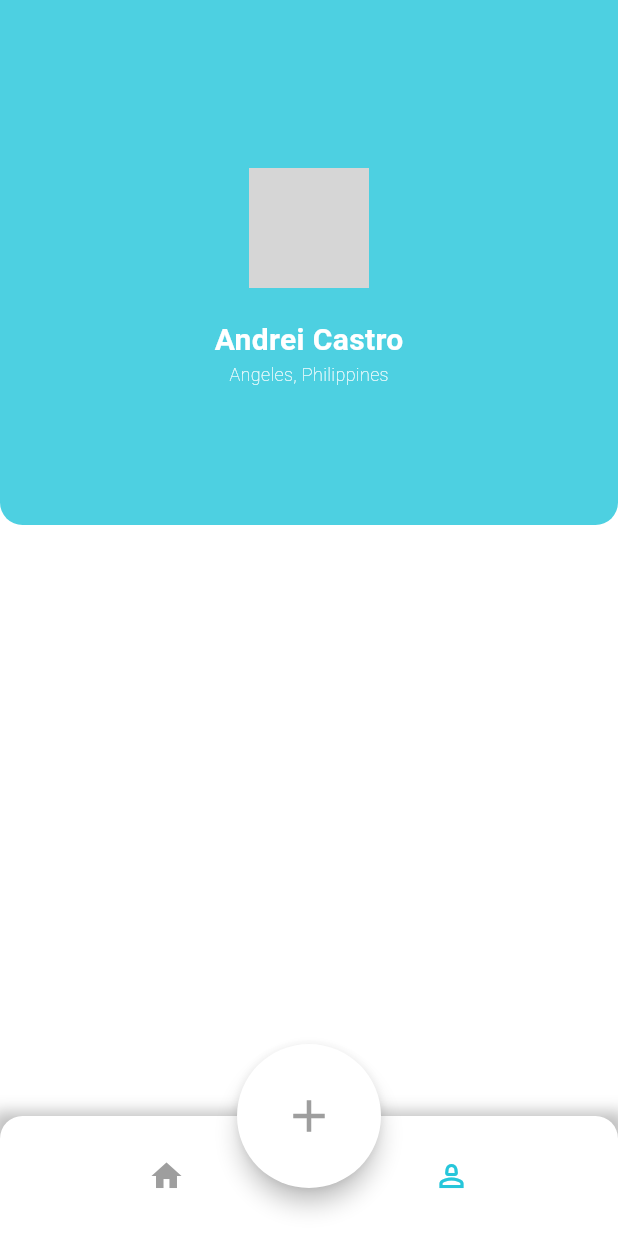
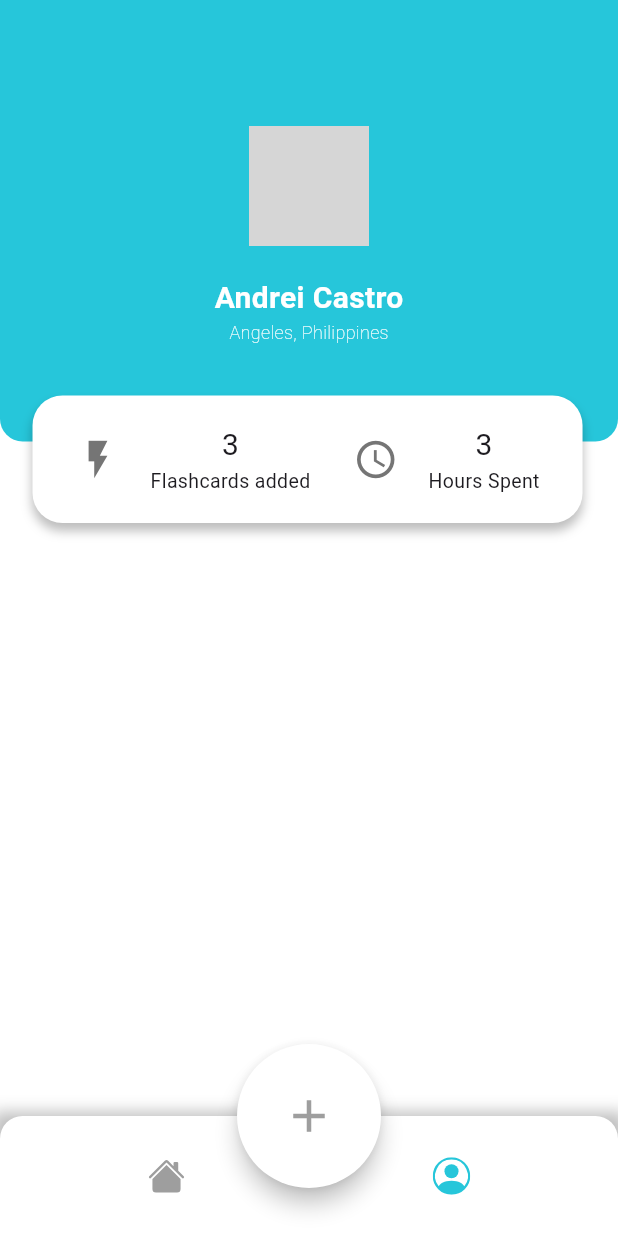
Before and after one commit to louiec612/project_fluttercse10, a Flutter app: the screen it shows after launch, swiped to page 2, on a phone screen of 412 x 824 dp. Run offline on Flutter 3.47's test engine with Material 3 defaults, Android fonts, the phone set to English and light mode, and no system bars; drawn by our look-alikes of zoom_tap_animation; our stand-ins replace bootstrap_icons, google_fonts; network calls fail; grey boxes are pictures that could not be loaded.

Commit message:
responsiveness,icons,profileView

```diff
--- a/lib/main.dart
+++ b/lib/main.dart
@@ -1,3 +1,4 @@
+import 'package:bootstrap_icons/bootstrap_icons.dart';
 import 'package:flutter/material.dart';
 import 'package:zoom_tap_animation/zoom_tap_animation.dart';
 import 'view/flashcardsView.dart';
@@ -9,12 +10,16 @@ import 'package:google_fonts/google_fonts.dart';
 void main() {
   runApp(const MyApp());
 }
+getWidthSize getWid = getWidthSize();
+getHeightSize getHgt = getHeightSize();
 
 class MyApp extends StatelessWidget {
   const MyApp({super.key});
 
   @override
   Widget build(BuildContext context) {
+    getWid.wSize = MediaQuery.sizeOf(context).width;
+    getHgt.hSize = MediaQuery.sizeOf(context).height;
     return MaterialApp(
       theme: ThemeData(
         primaryColor: Colors.cyan[400],
@@ -33,8 +38,9 @@ class HomePage extends StatefulWidget {
 }
 
 class _HomePageState extends State<HomePage> {
+
   Color _fabColor = Colors.grey;
-  PageController _controller = PageController();
+  final PageController _controller = PageController();
   int _currentIndex = 0;
   void _onPageChanged(int index) {
     setState(() {
@@ -49,12 +55,11 @@ class _HomePageState extends State<HomePage> {
     });
   }
 
-  void _changeColor() {
-    print(_currentIndex);
-  }
+
 
   @override
   Widget build(BuildContext context) {
+
     return Scaffold(
       backgroundColor: Colors.white,
       extendBody: true,
@@ -67,13 +72,14 @@ class _HomePageState extends State<HomePage> {
         foregroundColor: _fabColor,
         onPressed: () {
           _onButtonPressed(3);
-          _changeColor;
+
         },
         shape: const CircleBorder(),
         child: const Icon(Icons.add),
       ),
       floatingActionButtonLocation: FloatingActionButtonLocation.centerDocked,
-      body: PageView(
+      body:
+          PageView(
             controller: _controller,
             onPageChanged: _onPageChanged,
             physics: const NeverScrollableScrollPhysics(),
@@ -95,11 +101,12 @@ class _bottomAppBar extends StatelessWidget {
     Key? key,
     required this.currentIndex,
     required this.onButtonPressed,
-  }) : super(key: key);
+  });
 
   @override
   Widget build(BuildContext context) {
     return Container(
+
       decoration: const BoxDecoration(
         boxShadow: [
           BoxShadow(
@@ -123,14 +130,14 @@ class _bottomAppBar extends StatelessWidget {
               ZoomTapAnimation(
                 child: IconButton(
                   onPressed: () => onButtonPressed(0), // Navigate to page 0
-                  icon: const Icon(Icons.home),
+                  icon: const Icon(BootstrapIcons.house_fill,size: 25),
                   color: currentIndex == 0 ? Theme.of(context).primaryColor : Colors.grey,
                 ),
               ),
               ZoomTapAnimation(
                 child: IconButton(
                   onPressed: () => onButtonPressed(1), // Navigate to page 1
-                  icon: const Icon(Icons.person_2_outlined),
+                  icon: const Icon(BootstrapIcons.person_circle,size:25),
                   color: currentIndex == 1 ? Theme.of(context).primaryColor : Colors.grey,
                 ),
               ),
@@ -141,3 +148,24 @@ class _bottomAppBar extends StatelessWidget {
     );
   }
 }
+
+
+class getWidthSize{
+  late double _size;
+  set wSize(double value){
+    if(value>0){
+      _size = value;
+    }
+  }
+  double get wSize => _size;
+}
+
+class getHeightSize{
+  late double _size;
+  set hSize(double value){
+    if(value>0){
+      _size = value;
+    }
+  }
+  double get hSize => _size;
+}
--- a/lib/view/profileView.dart
+++ b/lib/view/profileView.dart
@@ -1,4 +1,9 @@
+// ignore_for_file: file_names, camel_case_types
+
 import 'package:flutter/material.dart';
+import 'package:project_fluttercse10/main.dart';
+import '../test.dart';
+
 //VIEW FOR PROFILE
 class profileView extends StatefulWidget {
   const profileView({super.key});
@@ -10,20 +15,109 @@ class profileView extends StatefulWidget {
 class _profileViewState extends State<profileView> {
   @override
   Widget build(BuildContext context) {
+    return const Stack(children: [
+      UserBar(),
+      UserSpent(),
+    ]);
+  }
+}
+
+class UserSpent extends StatelessWidget {
+  const UserSpent({
+    super.key,
+  });
+
+  @override
+  Widget build(BuildContext context) {
+
+    return Positioned(
+      top: getHgt.hSize *.32,
+      left: getWid.wSize/19,
+      child: Container(
+        width: getWid.wSize*0.89,
+        height: 85,
+        decoration: const BoxDecoration(
+            color: Colors.white,
+            borderRadius: BorderRadius.all(Radius.circular(20))
+        ,
+          boxShadow: [
+            BoxShadow(
+              offset: Offset(0, 5),
+              blurRadius: 5,
+              color: Colors.black26,
+            ),
+          ],),
+        child: Row(
+          mainAxisAlignment: MainAxisAlignment.spaceEvenly,
+          children: [
+            Row(
+              children: [
+                Icon(
+                  Icons.flash_on,
+                  color: Colors.grey[600],
+                  size: 30,
+                ),
+                const SizedBox(width:20),
+                const Column(
+                  mainAxisAlignment: MainAxisAlignment.center,
+                  children: [
+                    Text('3',style: TextStyle(fontSize: 20)),
+                    Text('Flashcards added',style: TextStyle(fontSize: 13)),
+                  ],
+                ),
+              ],
+            ),
+            Row(
+              children: [
+                Icon(Icons.schedule, color: Colors.grey[600], size: 30),
+                const SizedBox(width:20),
+                const Column(
+                  mainAxisAlignment: MainAxisAlignment.center,
+                  children: [
+                    Text('3',style: TextStyle(fontSize: 20)),
+                    Text('Hours Spent',style: TextStyle(fontSize: 13)),
+                  ],
+                ),
+              ],
+            )
+          ],
+        ),
+      ),
+    );
+  }
+}
+
+class UserBar extends StatelessWidget {
+  const UserBar({
+    super.key,
+  });
+
+  @override
+  Widget build(BuildContext context) {
     return Container(
-      child: Column(
-        children: [
-          Container(
-            width: double.infinity,
-            height: 350,
+      width: getWid.wSize,
+      height: getHgt.hSize / 2.8,
       decoration: BoxDecoration(
-                color: Colors.cyan[300],
+          color: Theme.of(context).primaryColor,
           borderRadius:
               const BorderRadius.vertical(bottom: Radius.circular(15))),
+      child: const UserInfo(),
+    );
+  }
+}
+
+class UserInfo extends StatelessWidget {
+  const UserInfo({
+    super.key,
+  });
+
+  @override
+  Widget build(BuildContext context) {
+    return Center(
       child: Column(
         mainAxisAlignment: MainAxisAlignment.center,
         children: [
-                SizedBox(height:20),
+          const SizedBox(height: 20),
           ClipRRect(
             borderRadius: BorderRadius.circular(200),
             child: Image.network(
@@ -33,19 +127,21 @@ class _profileViewState extends State<profileView> {
               fit: BoxFit.cover,
             ),
           ),
-                SizedBox(height:20),
-                const Text('Andrei Castro',style: TextStyle(
+          const SizedBox(height: 20),
+          const Text(
+            'Andrei Castro',
+            style: TextStyle(
               color: Colors.white,
               fontSize: 20,
               fontWeight: FontWeight.w600,
-                ),),
-
-                const Text('Angeles, Philippines',style: TextStyle(
+            ),
+          ),
+          const Text(
+            'Angeles, Philippines',
+            style: TextStyle(
               color: Colors.white,
               fontSize: 12,
               fontWeight: FontWeight.w100,
-                ),),
-              ],
             ),
           ),
         ],
--- a/pubspec.yaml
+++ b/pubspec.yaml
@@ -37,6 +37,9 @@ dependencies:
   cupertino_icons: ^1.0.8
   zoom_tap_animation: ^1.1.0
   google_fonts: ^6.2.1
+  icon_forest: ^1.1.8
+  bootstrap_icons: ^1.8.1
+
 
 dev_dependencies:
   flutter_test:
```
Also changed, not shown: lib/test.dart (deleted, +0 -43 lines), lib/view/addCardView.dart (+3 -6 lines), lib/view/flashcardsView.dart (+6 -6 lines), pubspec.lock, 5 other files. Lines whose indentation alone changed are shown as unchanged.
